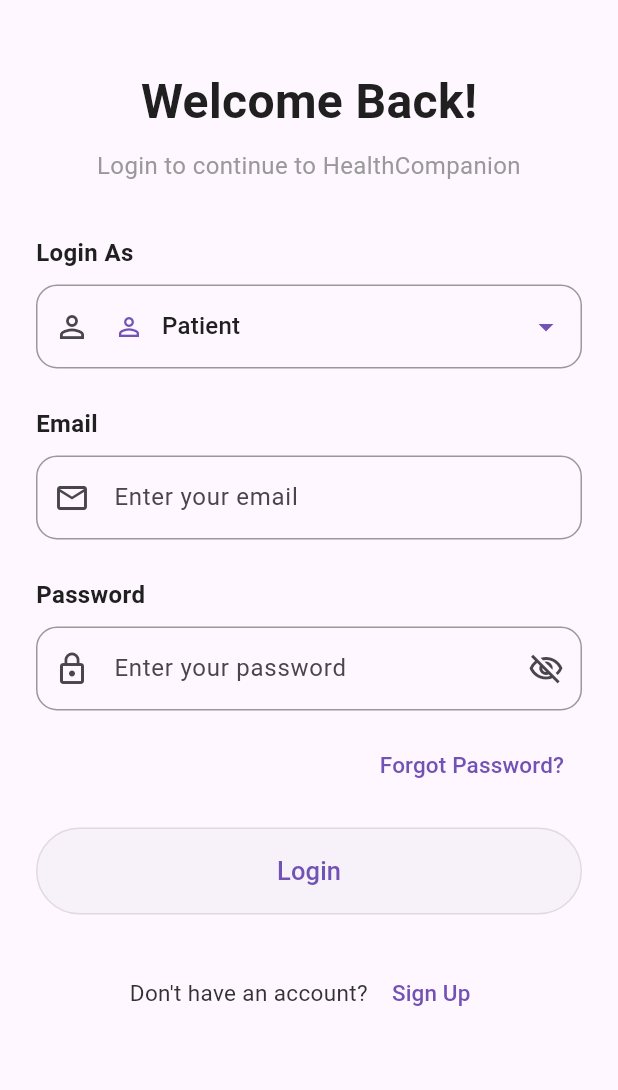
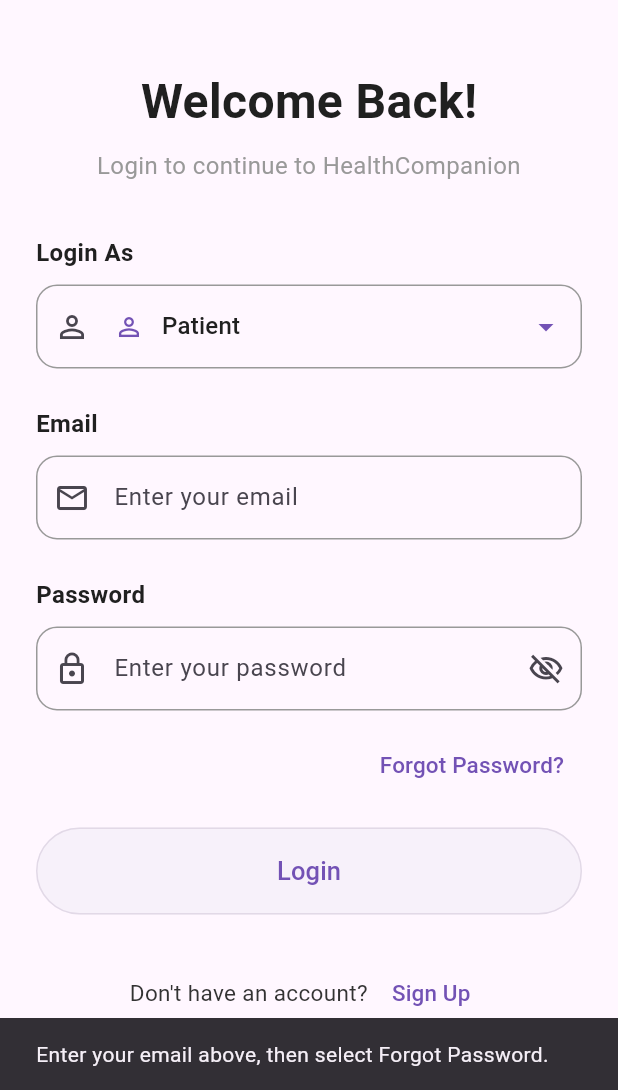
Before and after one commit to panchalrakshit/AI_Healthcare_Companion, a Flutter app: the screen it shows after launch, after a tap on "Forgot Password?", on a phone screen of 412 x 824 dp, the part 146-1236 px from its top. Run offline on Flutter 3.47's test engine with Material 3 defaults, Android fonts, the phone set to English and light mode, and no system bars; our stand-ins replace cloud_firestore, cloud_functions, firebase_auth, firebase_core; accounts and stored records are empty.

Commit message:
Enable password reset for admin-created accounts

```diff
--- a/lib/features/auth/login/login_screen.dart
+++ b/lib/features/auth/login/login_screen.dart
@@ -64,6 +64,25 @@
   // =========================================================
   // LOGIN FUNCTION
   // =========================================================
+
+  Future<void> _resetPassword() async {
+    final email = _emailController.text.trim();
+    if (!RegExp(r'^[^\s@]+@[^\s@]+\.[^\s@]+$').hasMatch(email)) {
+      _showMessage('Enter your email above, then select Forgot Password.');
+      return;
+    }
+    setState(() => _isLoading = true);
+    try {
+      await _auth.sendPasswordResetEmail(email: email);
+      if (mounted) _showMessage('If an account exists for this email, a password reset link has been sent.');
+    } on FirebaseAuthException catch (e) {
+      if (mounted) _showMessage(e.code == 'too-many-requests'
+        ? 'Too many requests. Please try again later.'
+        : 'Could not send the reset link. Check the email and try again.');
+    } finally {
+      if (mounted) setState(() => _isLoading = false);
+    }
+  }
 
   Future<void> _loginUser() async {
     FocusScope.of(context).unfocus();
@@ -928,10 +947,7 @@
                     onPressed:
                     _isLoading
                         ? null
-                        : () {
-                      // Password reset
-                      // will be added later.
-                    },
+                        : _resetPassword,
 
                     child: const Text(
                       "Forgot Password?",
```
Also changed, not shown: 2 other files.
